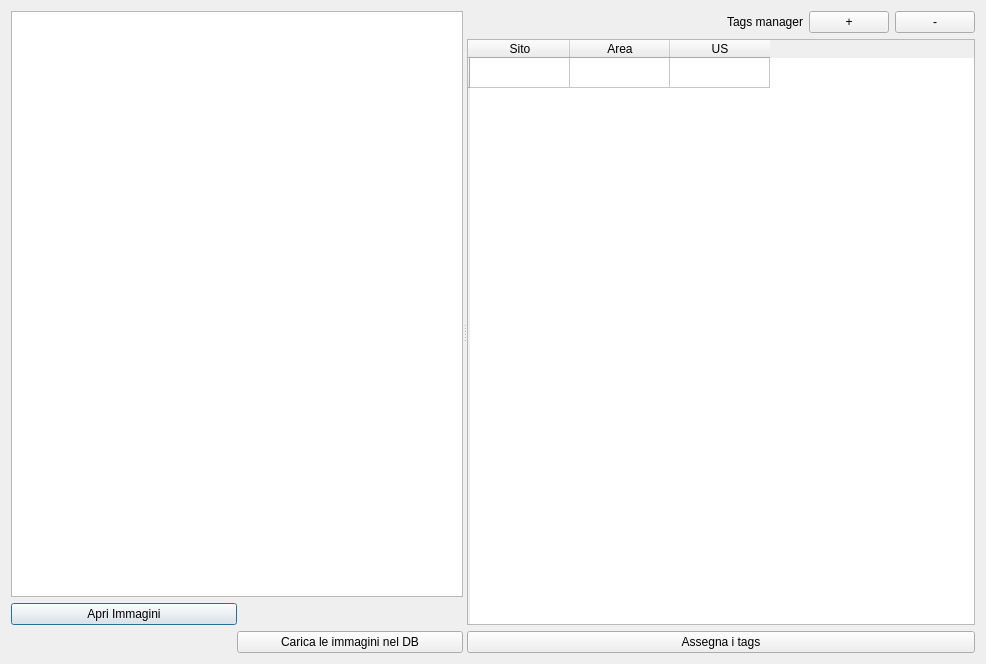
mandoluca/pyarchinit_beta_test, file pyarchinit/modules/gui/pyarchinit_image_viewer_dialog.ui: the form before one commit.
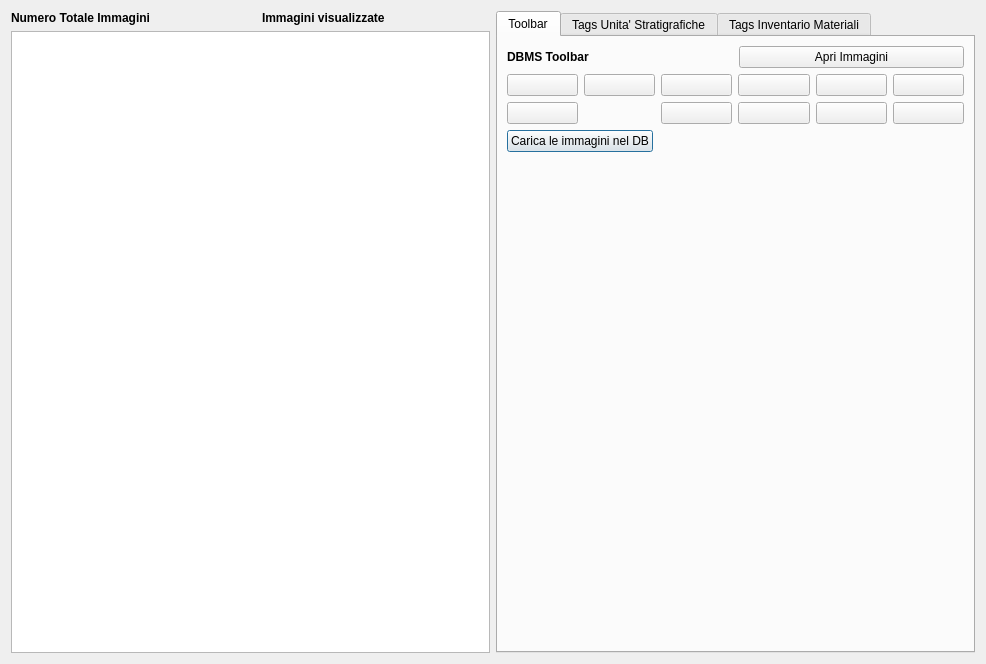
The form after the commit. Icons and pictures are not drawn.

Commit message: Aggiornata la gui

What changed in the file:
```diff
--- a/pyarchinit/modules/gui/pyarchinit_image_viewer_dialog.ui
+++ b/pyarchinit/modules/gui/pyarchinit_image_viewer_dialog.ui
@@ -21,7 +21,7 @@
      </property>
      <widget class="QWidget" name="layoutWidget">
       <layout class="QGridLayout" name="gridLayout">
-       <item row="0" column="0" colspan="3">
+       <item row="1" column="0" colspan="4">
         <widget class="QListWidget" name="iconListWidget">
          <property name="frameShape">
           <enum>QFrame::StyledPanel</enum>
@@ -70,119 +70,444 @@
          </property>
         </widget>
        </item>
-       <item row="1" column="0" colspan="2">
-        <widget class="QPushButton" name="pushButton_openMedia">
+       <item row="0" column="3">
+        <widget class="QLabel" name="label_img_visualizzate">
          <property name="text">
-          <string>Apri Immagini</string>
+          <string/>
          </property>
         </widget>
        </item>
-       <item row="1" column="2">
-        <spacer name="horizontalSpacer_2">
-         <property name="orientation">
-          <enum>Qt::Horizontal</enum>
+       <item row="0" column="1">
+        <widget class="QLabel" name="label_num_tot_immagini">
+         <property name="text">
+          <string/>
          </property>
-         <property name="sizeHint" stdset="0">
-          <size>
-           <width>148</width>
-           <height>20</height>
-          </size>
+        </widget>
+       </item>
+       <item row="0" column="0">
+        <widget class="QLabel" name="label_2">
+         <property name="font">
+          <font>
+           <weight>75</weight>
+           <bold>true</bold>
+          </font>
          </property>
-        </spacer>
+         <property name="text">
+          <string>Numero Totale Immagini</string>
+         </property>
+        </widget>
        </item>
-       <item row="2" column="0">
-        <spacer name="horizontalSpacer_3">
-         <property name="orientation">
-          <enum>Qt::Horizontal</enum>
+       <item row="0" column="2">
+        <widget class="QLabel" name="label_4">
+         <property name="font">
+          <font>
+           <weight>75</weight>
+           <bold>true</bold>
+          </font>
          </property>
-         <property name="sizeHint" stdset="0">
-          <size>
-           <width>48</width>
-           <height>20</height>
-          </size>
+         <property name="text">
+          <string>Immagini visualizzate</string>
          </property>
-        </spacer>
+        </widget>
        </item>
-       <item row="2" column="1" colspan="2">
+      </layout>
+     </widget>
+    </widget>
+   </item>
+   <item row="0" column="1">
+    <widget class="QTabWidget" name="tabWidget">
+     <property name="currentIndex">
+      <number>0</number>
+     </property>
+     <widget class="QWidget" name="tab_1">
+      <attribute name="title">
+       <string>Toolbar</string>
+      </attribute>
+      <layout class="QFormLayout" name="formLayout">
+       <item row="1" column="0">
         <widget class="QPushButton" name="pushButton_chose_dir">
          <property name="text">
           <string>Carica le immagini nel DB</string>
          </property>
         </widget>
        </item>
-      </layout>
-     </widget>
-     <widget class="QWidget" name="layoutWidget">
-      <layout class="QVBoxLayout" name="verticalLayout_2">
-       <item>
-        <layout class="QHBoxLayout" name="horizontalLayout">
-         <item>
-          <spacer name="horizontalSpacer">
-           <property name="orientation">
-            <enum>Qt::Horizontal</enum>
+       <item row="0" column="0" colspan="2">
+        <layout class="QGridLayout" name="gridLayout_4">
+         <item row="1" column="0" colspan="2">
+          <layout class="QGridLayout" name="gridLayout_5">
+           <item row="2" column="0">
+            <widget class="QPushButton" name="pushButton_delete">
+             <property name="font">
+              <font>
+               <pointsize>9</pointsize>
+              </font>
+             </property>
+             <property name="toolTip">
+              <string>Delete record</string>
+             </property>
+             <property name="text">
+              <string/>
+             </property>
+             <property name="icon">
+              <iconset>
+               <normaloff>:/images/delete.png</normaloff>:/images/delete.png</iconset>
+             </property>
+            </widget>
+           </item>
+           <item row="2" column="2">
+            <widget class="QPushButton" name="pushButton_new_search">
+             <property name="font">
+              <font>
+               <pointsize>9</pointsize>
+              </font>
+             </property>
+             <property name="toolTip">
+              <string>new search</string>
+             </property>
+             <property name="text">
+              <string/>
+             </property>
+             <property name="icon">
+              <iconset>
+               <normaloff>:/images/new_search.png</normaloff>:/images/new_search.png</iconset>
+             </property>
+            </widget>
+           </item>
+           <item row="2" column="3">
+            <widget class="QPushButton" name="pushButton_search_go">
+             <property name="font">
+              <font>
+               <pointsize>9</pointsize>
+              </font>
+             </property>
+             <property name="toolTip">
+              <string>search !!!</string>
+             </property>
+             <property name="text">
+              <string/>
+             </property>
+             <property name="icon">
+              <iconset>
+               <normaloff>:/images/search.png</normaloff>:/images/search.png</iconset>
+             </property>
+            </widget>
+           </item>
+           <item row="2" column="6">
+            <widget class="QPushButton" name="pushButton_sort">
+             <property name="font">
+              <font>
+               <pointsize>9</pointsize>
+              </font>
+             </property>
+             <property name="toolTip">
+              <string>Order by</string>
+             </property>
+             <property name="text">
+              <string/>
+             </property>
+             <property name="icon">
+              <iconset>
+               <normaloff>:/images/sort.png</normaloff>:/images/sort.png</iconset>
+             </property>
+            </widget>
+           </item>
+           <item row="2" column="4">
+            <widget class="QPushButton" name="pushButton_view_all">
+             <property name="font">
+              <font>
+               <pointsize>9</pointsize>
+              </font>
+             </property>
+             <property name="toolTip">
+              <string>View alls records</string>
+             </property>
+             <property name="text">
+              <string/>
+             </property>
+             <property name="icon">
+              <iconset>
+               <normaloff>:/images/view_all.png</normaloff>:/images/view_all.png</iconset>
+             </property>
+            </widget>
+           </item>
+           <item row="0" column="0">
+            <widget class="QPushButton" name="pushButton_last_rec">
+             <property name="toolTip">
+              <string>Last rec</string>
+             </property>
+             <property name="text">
+              <string/>
+             </property>
+             <property name="icon">
+              <iconset>
+               <normaloff>:/images/7_rightArrows.png</normaloff>:/images/7_rightArrows.png</iconset>
+             </property>
+            </widget>
+           </item>
+           <item row="0" column="1">
+            <widget class="QPushButton" name="pushButton_first_rec">
+             <property name="toolTip">
+              <string>First rec</string>
+             </property>
+             <property name="text">
+              <string/>
+             </property>
+             <property name="icon">
+              <iconset>
+               <normaloff>:/images/5_leftArrows.png</normaloff>:/images/5_leftArrows.png</iconset>
+             </property>
+            </widget>
+           </item>
+           <item row="0" column="2">
+            <widget class="QPushButton" name="pushButton_prev_rec">
+             <property name="toolTip">
+              <string>Prev rec</string>
+             </property>
+             <property name="text">
+              <string/>
+             </property>
+             <property name="icon">
+              <iconset>
+               <normaloff>:/images/4_leftArrow.png</normaloff>:/images/4_leftArrow.png</iconset>
+             </property>
+            </widget>
+           </item>
+           <item row="0" column="3">
+            <widget class="QPushButton" name="pushButton_next_rec">
+             <property name="toolTip">
+              <string>Next rec</string>
+             </property>
+             <property name="text">
+              <string/>
+             </property>
+             <property name="icon">
+              <iconset>
+               <normaloff>:/images/6_rightArrow.png</normaloff>:/images/6_rightArrow.png</iconset>
+             </property>
+            </widget>
+           </item>
+           <item row="0" column="4">
+            <widget class="QPushButton" name="pushButton_new_rec">
+             <property name="font">
+              <font>
+               <pointsize>9</pointsize>
+              </font>
+             </property>
+             <property name="toolTip">
+              <string>New record</string>
+             </property>
+             <property name="text">
+              <string/>
+             </property>
+             <property name="icon">
+              <iconset>
+               <normaloff>:/images/newrec.png</normaloff>:/images/newrec.png</iconset>
+             </property>
+            </widget>
+           </item>
+           <item row="0" column="6">
+            <widget class="QPushButton" name="pushButton_save">
+             <property name="font">
+              <font>
+               <pointsize>9</pointsize>
+              </font>
+             </property>
+             <property name="toolTip">
+              <string>Save</string>
+             </property>
+             <property name="text">
+              <string/>
+             </property>
+             <property name="icon">
+              <iconset>
+               <normaloff>:/images/b_save.png</normaloff>:/images/b_save.png</iconset>
+             </property>
+             <property name="autoDefault">
+              <bool>false</bool>
+             </property>
+            </widget>
+           </item>
+          </layout>
+         </item>
+         <item row="0" column="0">
+          <widget class="QLabel" name="label_29">
+           <property name="font">
+            <font>
+             <weight>75</weight>
+             <bold>true</bold>
+            </font>
            </property>
-           <property name="sizeHint" stdset="0">
-            <size>
-             <width>40</width>
-             <height>20</height>
-            </size>
+           <property name="text">
+            <string>DBMS Toolbar</string>
            </property>
-          </spacer>
+          </widget>
          </item>
-         <item>
-          <widget class="QLabel" name="label">
+         <item row="0" column="1">
+          <widget class="QPushButton" name="pushButton_openMedia">
            <property name="text">
-            <string>Tags manager</string>
+            <string>Apri Immagini</string>
            </property>
           </widget>
          </item>
+        </layout>
+       </item>
+      </layout>
+     </widget>
+     <widget class="QWidget" name="tab_2">
+      <attribute name="title">
+       <string>Tags Unita' Stratigrafiche</string>
+      </attribute>
+      <layout class="QGridLayout" name="gridLayout_3">
+       <item row="0" column="0">
+        <layout class="QVBoxLayout" name="verticalLayout_2">
          <item>
-          <widget class="QPushButton" name="pushButton_addRow">
+          <layout class="QHBoxLayout" name="horizontalLayout">
+           <item>
+            <spacer name="horizontalSpacer">
+             <property name="orientation">
+              <enum>Qt::Horizontal</enum>
+             </property>
+             <property name="sizeHint" stdset="0">
+              <size>
+               <width>40</width>
+               <height>20</height>
+              </size>
+             </property>
+            </spacer>
+           </item>
+           <item>
+            <widget class="QLabel" name="label">
+             <property name="text">
+              <string>Tags manager</string>
+             </property>
+            </widget>
+           </item>
+           <item>
+            <widget class="QPushButton" name="pushButton_addRow_US">
+             <property name="text">
+              <string>+</string>
+             </property>
+            </widget>
+           </item>
+           <item>
+            <widget class="QPushButton" name="pushButton_removeRow_US">
+             <property name="text">
+              <string>-</string>
+             </property>
+            </widget>
+           </item>
+          </layout>
+         </item>
+         <item>
+          <widget class="QTableWidget" name="tableWidgetTags_US">
+           <row>
+            <property name="text">
+             <string/>
+            </property>
+           </row>
+           <column>
+            <property name="text">
+             <string>Sito</string>
+            </property>
+           </column>
+           <column>
+            <property name="text">
+             <string>Area</string>
+            </property>
+           </column>
+           <column>
+            <property name="text">
+             <string>US</string>
+            </property>
+           </column>
+          </widget>
+         </item>
+         <item>
+          <widget class="QPushButton" name="pushButton_assignTags_US">
            <property name="text">
-            <string>+</string>
+            <string>Assegna i tags</string>
            </property>
           </widget>
          </item>
+        </layout>
+       </item>
+      </layout>
+      <zorder></zorder>
+      <zorder>layoutWidget_2</zorder>
+     </widget>
+     <widget class="QWidget" name="tab">
+      <attribute name="title">
+       <string>Tags Inventario Materiali</string>
+      </attribute>
+      <layout class="QGridLayout" name="gridLayout_6">
+       <item row="0" column="0">
+        <layout class="QVBoxLayout" name="verticalLayout_3">
          <item>
-          <widget class="QPushButton" name="pushButton_removeRow">
+          <layout class="QHBoxLayout" name="horizontalLayout_2">
+           <item>
+            <spacer name="horizontalSpacer_2">
+             <property name="orientation">
+              <enum>Qt::Horizontal</enum>
+             </property>
+             <property name="sizeHint" stdset="0">
+              <size>
+               <width>40</width>
+               <height>20</height>
+              </size>
+             </property>
+            </spacer>
+           </item>
+           <item>
+            <widget class="QLabel" name="label_3">
+             <property name="text">
+              <string>Tags manager</string>
+             </property>
+            </widget>
+           </item>
+           <item>
+            <widget class="QPushButton" name="pushButton_addRow_MAT">
+             <property name="text">
+              <string>+</string>
+             </property>
+            </widget>
+           </item>
+           <item>
+            <widget class="QPushButton" name="pushButton_removeRow_MAT">
+             <property name="text">
+              <string>-</string>
+             </property>
+            </widget>
+           </item>
+          </layout>
+         </item>
+         <item>
+          <widget class="QTableWidget" name="tableWidgetTags_MAT">
+           <row>
+            <property name="text">
+             <string/>
+            </property>
+           </row>
+           <column>
+            <property name="text">
+             <string>Sito</string>
+            </property>
+           </column>
+           <column>
+            <property name="text">
+             <string>Numero Inventario</string>
+            </property>
+           </column>
+          </widget>
+         </item>
+         <item>
+          <widget class="QPushButton" name="pushButton_assignTags_MAT">
            <property name="text">
-            <string>-</string>
+            <string>Assegna i tags</string>
            </property>
           </widget>
          </item>
         </layout>
        </item>
-       <item>
-        <widget class="QTableWidget" name="tableWidgetTags">
-         <row>
-          <property name="text">
-           <string/>
-          </property>
-         </row>
-         <column>
-          <property name="text">
-           <string>Sito</string>
-          </property>
-         </column>
-         <column>
-          <property name="text">
-           <string>Area</string>
-          </property>
-         </column>
-         <column>
-          <property name="text">
-           <string>US</string>
-          </property>
-         </column>
-        </widget>
-       </item>
-       <item>
-        <widget class="QPushButton" name="pushButton_assignTags">
-         <property name="text">
-          <string>Assegna i tags</string>
-         </property>
-        </widget>
-       </item>
       </layout>
      </widget>
     </widget>
```
